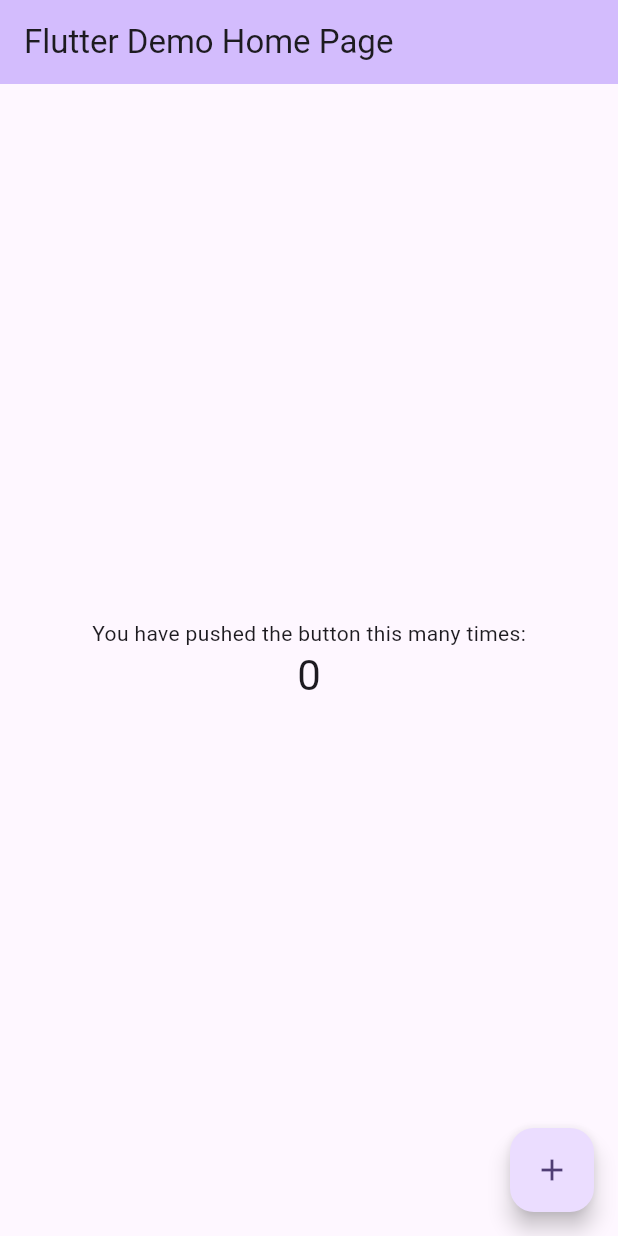
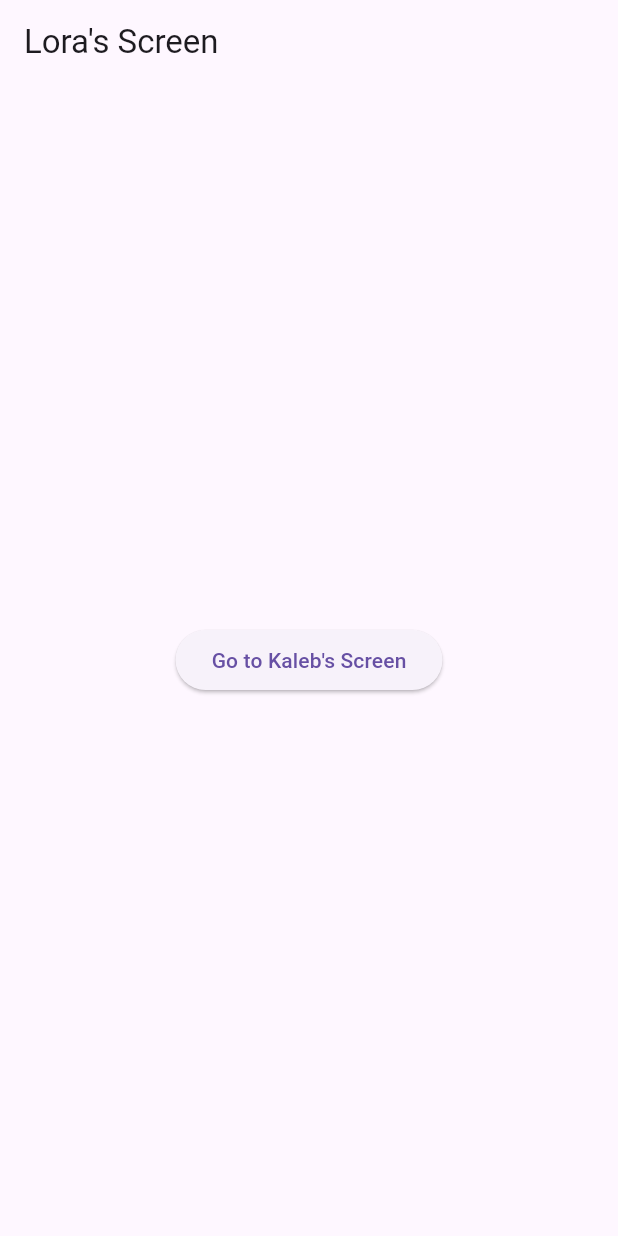
Before and after one commit to loraavie/app4, a Flutter app: the screen it shows after launch, on a phone screen of 412 x 824 dp. Run offline on Flutter 3.47's test engine with Material 3 defaults, Android fonts, the phone set to English and light mode, and no system bars.

Commit message:
editing main to basic necessary form

```diff
--- a/lib/main.dart
+++ b/lib/main.dart
@@ -1,125 +1,99 @@
 import 'package:flutter/material.dart';
 
 void main() {
-  runApp(const MyApp());
+  runApp(MyApp());
 }
 
 class MyApp extends StatelessWidget {
-  const MyApp({super.key});
-
-  // This widget is the root of your application.
   @override
   Widget build(BuildContext context) {
     return MaterialApp(
-      title: 'Flutter Demo',
-      theme: ThemeData(
-        // This is the theme of your application.
-        //
-        // TRY THIS: Try running your application with "flutter run". You'll see
-        // the application has a purple toolbar. Then, without quitting the app,
-        // try changing the seedColor in the colorScheme below to Colors.green
-        // and then invoke "hot reload" (save your changes or press the "hot
-        // reload" button in a Flutter-supported IDE, or press "r" if you used
-        // the command line to start the app).
-        //
-        // Notice that the counter didn't reset back to zero; the application
-        // state is not lost during the reload. To reset the state, use hot
-        // restart instead.
-        //
-        // This works for code too, not just values: Most code changes can be
-        // tested with just a hot reload.
-        colorScheme: ColorScheme.fromSeed(seedColor: Colors.deepPurple),
-        useMaterial3: true,
-      ),
-      home: const MyHomePage(title: 'Flutter Demo Home Page'),
+      debugShowCheckedModeBanner: false,
+      title: 'Three Screen App',
+      theme: ThemeData(primarySwatch: Colors.blue),
+      home: HomeScreen(),
     );
   }
 }
 
-class MyHomePage extends StatefulWidget {
-  const MyHomePage({super.key, required this.title});
-
-  // This widget is the home page of your application. It is stateful, meaning
-  // that it has a State object (defined below) that contains fields that affect
-  // how it looks.
-
-  // This class is the configuration for the state. It holds the values (in this
-  // case the title) provided by the parent (in this case the App widget) and
-  // used by the build method of the State. Fields in a Widget subclass are
-  // always marked "final".
-
-  final String title;
-
+//loras screen
+class HomeScreen extends StatelessWidget {
   @override
-  State<MyHomePage> createState() => _MyHomePageState();
+  Widget build(BuildContext context) {
+    return Scaffold(
+      appBar: AppBar(title: Text('Lora\'s Screen')),
+      body: Center(
+        child: ElevatedButton(
+          onPressed: () {
+            Navigator.push(
+              context,
+              MaterialPageRoute(builder: (context) => ScreenOne()),
+            );
+          },
+          child: Text('Go to Kaleb\'s Screen'),
+        ),
+      ),
+    );
+  }
 }
 
-class _MyHomePageState extends State<MyHomePage> {
-  int _counter = 0;
-
-  void _incrementCounter() {
-    setState(() {
-      // This call to setState tells the Flutter framework that something has
-      // changed in this State, which causes it to rerun the build method below
-      // so that the display can reflect the updated values. If we changed
-      // _counter without calling setState(), then the build method would not be
-      // called again, and so nothing would appear to happen.
-      _counter++;
-    });
-  }
-
+//kalebs screen
+class ScreenOne extends StatelessWidget {
   @override
   Widget build(BuildContext context) {
-    // This method is rerun every time setState is called, for instance as done
-    // by the _incrementCounter method above.
-    //
-    // The Flutter framework has been optimized to make rerunning build methods
-    // fast, so that you can just rebuild anything that needs updating rather
-    // than having to individually change instances of widgets.
     return Scaffold(
-      appBar: AppBar(
-        // TRY THIS: Try changing the color here to a specific color (to
-        // Colors.amber, perhaps?) and trigger a hot reload to see the AppBar
-        // change color while the other colors stay the same.
-        backgroundColor: Theme.of(context).colorScheme.inversePrimary,
-        // Here we take the value from the MyHomePage object that was created by
-        // the App.build method, and use it to set our appbar title.
-        title: Text(widget.title),
-      ),
+      appBar: AppBar(title: Text('Kaleb\'s Screen')),
       body: Center(
-        // Center is a layout widget. It takes a single child and positions it
-        // in the middle of the parent.
         child: Column(
-          // Column is also a layout widget. It takes a list of children and
-          // arranges them vertically. By default, it sizes itself to fit its
-          // children horizontally, and tries to be as tall as its parent.
-          //
-          // Column has various properties to control how it sizes itself and
-          // how it positions its children. Here we use mainAxisAlignment to
-          // center the children vertically; the main axis here is the vertical
-          // axis because Columns are vertical (the cross axis would be
-          // horizontal).
-          //
-          // TRY THIS: Invoke "debug painting" (choose the "Toggle Debug Paint"
-          // action in the IDE, or press "p" in the console), to see the
-          // wireframe for each widget.
           mainAxisAlignment: MainAxisAlignment.center,
-          children: <Widget>[
-            const Text(
-              'You have pushed the button this many times:',
+          children: [
+            ElevatedButton(
+              onPressed: () {
+                Navigator.push(
+                  context,
+                  MaterialPageRoute(builder: (context) => ScreenTwo()),
+                );
+              },
+              child: Text('Go to Amy\'s Screen'),
             ),
-            Text(
-              '$_counter',
-              style: Theme.of(context).textTheme.headlineMedium,
+            ElevatedButton(
+              onPressed: () {
+                Navigator.pop(context);
+              },
+              child: Text('Back to Lora\'s Screen'),
             ),
           ],
         ),
       ),
-      floatingActionButton: FloatingActionButton(
-        onPressed: _incrementCounter,
-        tooltip: 'Increment',
-        child: const Icon(Icons.add),
-      ), // This trailing comma makes auto-formatting nicer for build methods.
     );
   }
 }
+
+//amys screen
+class ScreenTwo extends StatelessWidget {
+  @override
+  Widget build(BuildContext context) {
+    return Scaffold(
+      appBar: AppBar(title: Text('Amy\'s Screen')),
+      body: Center(
+        child: Column(
+          mainAxisAlignment: MainAxisAlignment.center,
+          children: [
+            ElevatedButton(
+              onPressed: () {
+                Navigator.pop(context);
+              },
+              child: Text('Back to Kaleb\'s Screen'),
+            ),
+            ElevatedButton(
+              onPressed: () {
+                Navigator.popUntil(context, (route) => route.isFirst);
+              },
+              child: Text('Back to Lora\'s Screen'),
+            ),
+          ],
+        ),
+      ),
+    );
+  }
+}
```
